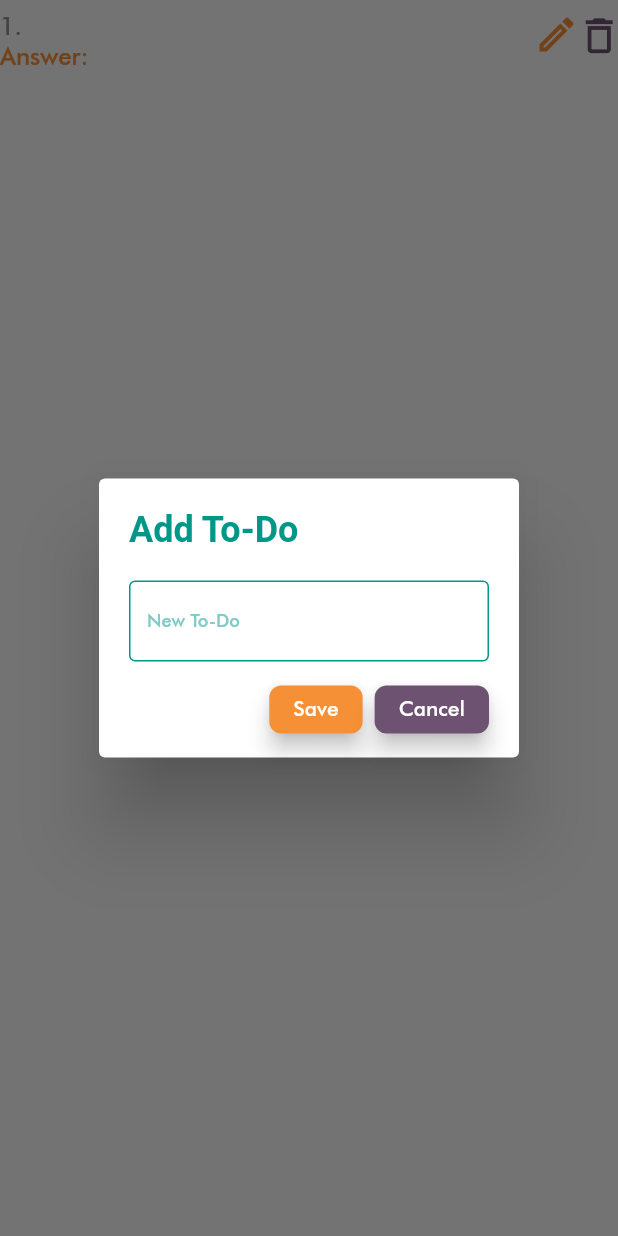
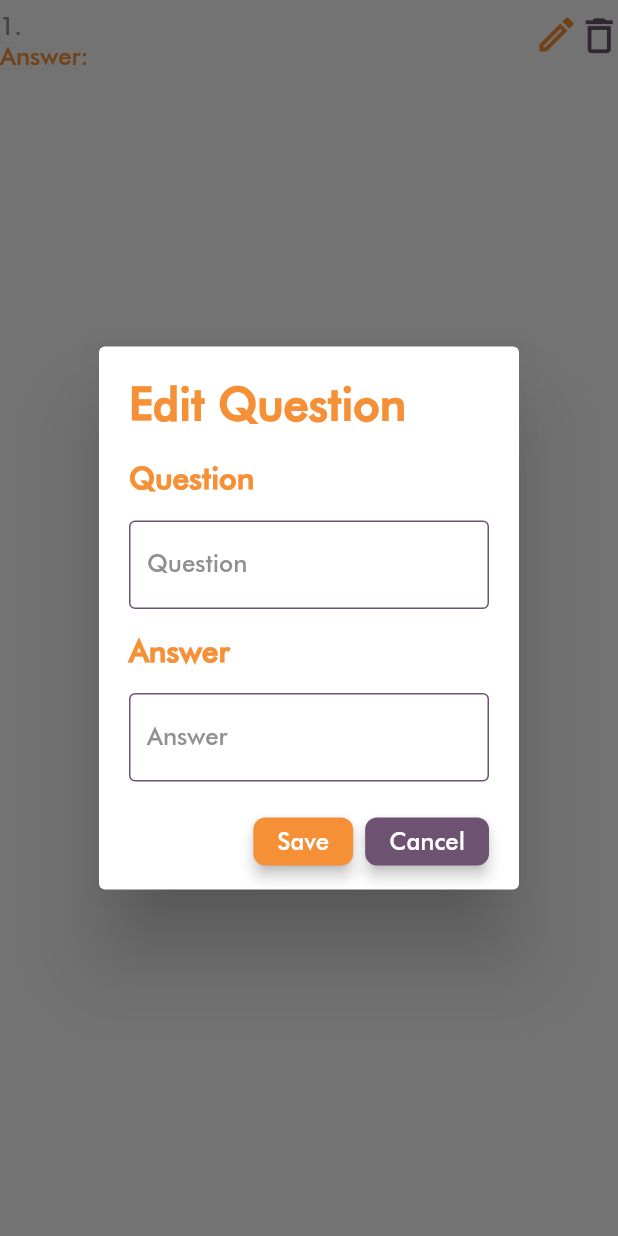
Before and after one commit to wonn0/quizpix, a Flutter app: the EditQuestionItem widget shown alone on an empty page, opened directly with empty values, after a tap on the "edit" icon, on a phone screen of 412 x 824 dp. Run offline on Flutter 3.47's test engine with Material 2 defaults, Android fonts, the light colour scheme and no system bars; our stand-ins replace image_picker; missing offline and left inert: firebase_ml_vision; accounts and stored records are empty; Roboto replaces fonts that are missing (Ubuntu).

Commit message:
implemented edit for question type 3

```diff
--- a/lib/widgets/edit_dialog.dart
+++ b/lib/widgets/edit_dialog.dart
@@ -50,7 +50,9 @@ class _EditDialogState extends State<EditDialog> {
       widget.choiceCController!.text = widget.choices![2];
       widget.choiceDController!.text = widget.choices![3];
     } else if (widget.type == 2) {
-      answerInd = widget.answer == 'true' ? 1 : 0;
+      answerInd = widget.answer == 'false' ? 0 : 1;
+    } else {
+      widget.answerController!.text = widget.answer;
     }
   }
 
@@ -94,6 +96,15 @@ class _EditDialogState extends State<EditDialog> {
               answerInd == initAnswerInd)) {
         return false;
       }
+    } else {
+      if (widget.questionController.text.trim().isEmpty ||
+          widget.answerController!.text.trim().isEmpty) {
+        return false;
+      }
+      if ((widget.questionController.text.trim() == widget.question) &&
+          (widget.answerController!.text.trim() == widget.answer)) {
+        return false;
+      }
     }
 
     return true;
@@ -103,15 +114,15 @@ class _EditDialogState extends State<EditDialog> {
     if (widget.type == 1) {
       switch (answerInd) {
         case 0:
-          return widget.choiceAController!.text;
+          return widget.choiceAController!.text.trim();
         case 1:
-          return widget.choiceBController!.text;
+          return widget.choiceBController!.text.trim();
         case 2:
-          return widget.choiceCController!.text;
+          return widget.choiceCController!.text.trim();
         case 3:
-          return widget.choiceDController!.text;
+          return widget.choiceDController!.text.trim();
         default:
-          return widget.choiceAController!.text;
+          return widget.choiceAController!.text.trim();
       }
     }
     return "";
@@ -388,13 +399,13 @@ class _EditDialogState extends State<EditDialog> {
               if (validateInput()) {
                 Question newQuestion = Question(
                   widget.type,
-                  widget.questionController.text,
+                  widget.questionController.text.trim(),
                   getNewAnswer(),
                   [
-                    widget.choiceAController!.text,
-                    widget.choiceBController!.text,
-                    widget.choiceCController!.text,
-                    widget.choiceDController!.text
+                    widget.choiceAController!.text.trim(),
+                    widget.choiceBController!.text.trim(),
+                    widget.choiceCController!.text.trim(),
+                    widget.choiceDController!.text.trim()
                   ],
                 );
                 Navigator.of(context).pop();
@@ -566,7 +577,7 @@ class _EditDialogState extends State<EditDialog> {
               if (validateInput()) {
                 Question newQuestion = Question(
                   widget.type,
-                  widget.questionController.text,
+                  widget.questionController.text.trim(),
                   answerInd == 1 ? 'true' : 'false',
                   [],
                 );
@@ -596,58 +607,132 @@ class _EditDialogState extends State<EditDialog> {
       );
     }
     return AlertDialog(
-      titlePadding: EdgeInsets.only(left: 20.0, top: 20.0, right: 20.0),
-      contentPadding:
-          EdgeInsets.only(left: 20.0, top: 20.0, right: 20.0, bottom: 8.0),
-      actionsPadding: EdgeInsets.only(right: 20.0, bottom: 8.0),
-      title: Text(
-        'Add To-Do',
+      titlePadding: const EdgeInsets.only(left: 20.0, top: 20.0, right: 20.0),
+      contentPadding: const EdgeInsets.only(
+          left: 20.0, top: 20.0, right: 20.0, bottom: 8.0),
+      actionsPadding: const EdgeInsets.only(right: 20.0, bottom: 8.0),
+      title: const Text(
+        'Edit Question',
         style: TextStyle(
-          fontFamily: 'Ubuntu',
-          fontWeight: FontWeight.w600,
-          fontSize: 24,
-          color: Colors.teal,
+          fontWeight: FontWeight.w700,
+          fontSize: 30,
+          color: Color(0xfff69036),
         ),
       ),
-      content: TextField(
-        controller: widget.answerController,
+      content: NotificationListener<OverscrollIndicatorNotification>(
+        onNotification: (overscroll) {
+          overscroll.disallowIndicator();
+          return true;
+        },
+        child: SingleChildScrollView(
+          child: Column(
+            mainAxisSize: MainAxisSize.min,
+            children: [
+              Container(
+                alignment: Alignment.topLeft,
+                padding: const EdgeInsets.only(bottom: 16.0),
+                child: const Text(
+                  'Question',
                   style: TextStyle(
-          color: Colors.teal,
+                    fontWeight: FontWeight.w700,
+                    fontSize: 20,
+                    color: Color(0xfff69036),
                   ),
-        decoration: InputDecoration(
+                ),
+              ),
+              TextField(
+                controller: widget.questionController,
+                style: const TextStyle(
+                  color: Color(0xff6d5271),
+                  fontSize: 16.0,
+                ),
+                decoration: const InputDecoration(
                   enabledBorder: OutlineInputBorder(
                     borderSide: BorderSide(
-              color: Colors.teal,
+                      color: Color(0xff6d5271),
                     ),
                   ),
                   focusedBorder: OutlineInputBorder(
                     borderSide: BorderSide(
-              color: Colors.teal,
+                      color: Color(0xff6d5271),
                     ),
                   ),
-          filled: true,
-          fillColor: Colors.white,
-          labelText: 'New To-Do',
-          hintText: 'Enter To-Do here',
+                  filled: false,
+                  labelText: 'Question',
+                  hintText: 'Please enter a valid question',
                   labelStyle: TextStyle(
-            color: Colors.teal[200],
+                    color: Color(0xff909090),
                   ),
                   hintStyle: TextStyle(
-            color: Colors.teal[200],
+                    color: Color(0xff909090),
+                  ),
+                ),
+              ),
+              Container(
+                alignment: Alignment.topLeft,
+                padding: const EdgeInsets.only(top: 16.0, bottom: 16.0),
+                child: const Text(
+                  'Answer',
+                  style: TextStyle(
+                    fontWeight: FontWeight.w700,
+                    fontSize: 20,
+                    color: Color(0xfff69036),
+                  ),
+                ),
+              ),
+              TextField(
+                controller: widget.answerController,
+                style: const TextStyle(
+                  color: Color(0xff6d5271),
+                  fontSize: 16.0,
+                ),
+                decoration: const InputDecoration(
+                  enabledBorder: OutlineInputBorder(
+                    borderSide: BorderSide(
+                      color: Color(0xff6d5271),
+                    ),
+                  ),
+                  focusedBorder: OutlineInputBorder(
+                    borderSide: BorderSide(
+                      color: Color(0xff6d5271),
+                    ),
+                  ),
+                  filled: false,
+                  labelText: 'Answer',
+                  hintText: 'Please enter a valid answer',
+                  labelStyle: TextStyle(
+                    color: Color(0xff909090),
+                  ),
+                  hintStyle: TextStyle(
+                    color: Color(0xff909090),
+                  ),
+                ),
+              ),
+              const SizedBox(height: 8.0),
+            ],
           ),
         ),
       ),
       actions: [
         ElevatedButton(
           onPressed: () {
+            if (validateInput()) {
+              Question newQuestion = Question(
+                widget.type,
+                widget.questionController.text.trim(),
+                widget.answerController!.text.trim(),
+                [],
+              );
               Navigator.of(context).pop();
+              widget.updateTemp(newQuestion, widget.index);
+            }
           },
           style: ElevatedButton.styleFrom(
             minimumSize: const Size(32, 32),
             backgroundColor: const Color(0xfff69036),
-            elevation: 6.0,
+            elevation: 4.0,
           ),
-          child: const Text('Save'),
+          child: const Text('Save', style: TextStyle(fontSize: 16.0)),
         ),
         ElevatedButton(
           onPressed: () {
@@ -656,9 +741,9 @@ class _EditDialogState extends State<EditDialog> {
           style: ElevatedButton.styleFrom(
             minimumSize: const Size(32, 32),
             backgroundColor: const Color(0xff6d5271),
-            elevation: 6.0,
+            elevation: 4.0,
           ),
-          child: const Text('Cancel'),
+          child: const Text('Cancel', style: TextStyle(fontSize: 16.0)),
         ),
       ],
     );
--- a/lib/widgets/edit_question_item.dart
+++ b/lib/widgets/edit_question_item.dart
@@ -63,6 +63,22 @@ class _EditQuestionItemState extends State<EditQuestionItem> {
             question: widget.question,
             answer: widget.answer,
             questionController: questionController,
+            updateTemp: widget.updateTemp,
+          );
+        });
+  }
+
+  Future<dynamic> displayEditThreeDialog(BuildContext context) async {
+    return showDialog(
+        context: context,
+        builder: (BuildContext context) {
+          return EditDialog(
+            index: widget.index,
+            type: widget.type,
+            question: widget.question,
+            answer: widget.answer,
+            questionController: questionController,
+            answerController: answerController,
             updateTemp: widget.updateTemp,
           );
         });
@@ -260,7 +276,7 @@ class _EditQuestionItemState extends State<EditQuestionItem> {
                                 color: Color(0xfff69036),
                               ),
                               onPressed: () {
-                                displayEditOneDialog(context);
+                                displayEditThreeDialog(context);
                               },
                             ),
                             IconButton(
```
Lines whose indentation alone changed are shown as unchanged.
